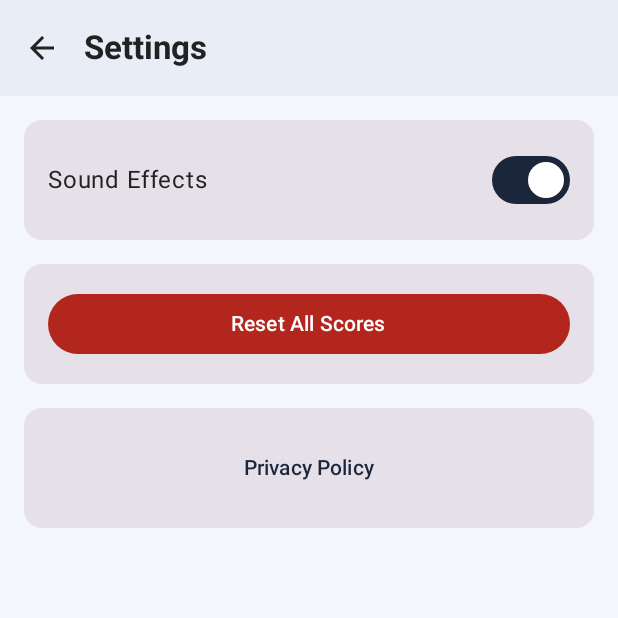
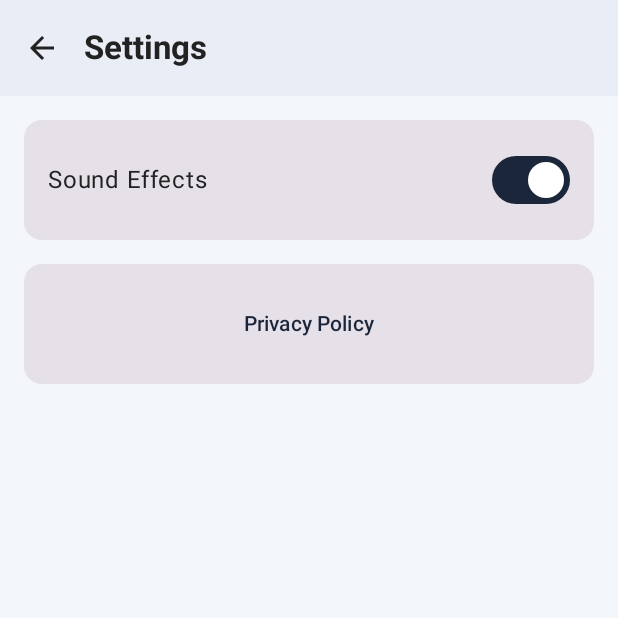
Before and after one commit to CryptidNewbie/Matchem, an Android app built with Jetpack Compose: the SettingsScreen screen opened through its navigation route, on a phone screen of 412 x 824 dp, the top half of it. Run offline under Robolectric (Android 15) with nearby library versions, the phone set to English and light mode, and no system bars; our stand-ins replace AdMob; 1 statement that could not run was skipped.

Commit message:
Remove all leaderboard functionality from the app
Co-authored-by: CryptidNewbie <178712707+CryptidNewbie@users.noreply.github.com>

```diff
--- a/app/src/main/java/com/cryptidnewbie/matchem/ui/Navigation.kt
+++ b/app/src/main/java/com/cryptidnewbie/matchem/ui/Navigation.kt
@@ -19,7 +19,6 @@ sealed class Screen(val route: String) {
             "game_over/${difficulty.name}/$moves/$time"
     }
     object Settings : Screen("settings")
-    object Leaderboards : Screen("leaderboards")
     object CardShop : Screen("card_shop")
 }
 
@@ -34,7 +33,6 @@ fun MatchEmNavigation(
         composable(Screen.MainMenu.route) {
             MainMenuScreen(
                 onPlayClick = { navController.navigate(Screen.DifficultySelection.route) },
-                onLeaderboardsClick = { navController.navigate(Screen.Leaderboards.route) },
                 onSettingsClick = { navController.navigate(Screen.Settings.route) },
                 onCardShopClick = { navController.navigate(Screen.CardShop.route) }
             )
@@ -94,12 +92,6 @@ fun MatchEmNavigation(
             )
         }
 
-        composable(Screen.Leaderboards.route) {
-            LeaderboardsScreen(
-                onBackClick = { navController.popBackStack() }
-            )
-        }
-
         composable(Screen.CardShop.route) {
             CardShopScreen(
                 onBackClick = { navController.popBackStack() }
--- a/app/src/main/java/com/cryptidnewbie/matchem/ui/screens/MainMenuScreen.kt
+++ b/app/src/main/java/com/cryptidnewbie/matchem/ui/screens/MainMenuScreen.kt
@@ -4,7 +4,7 @@ import androidx.compose.foundation.Image
 import androidx.compose.foundation.layout.*
 import androidx.compose.foundation.shape.RoundedCornerShape
 import androidx.compose.material.icons.Icons
-import androidx.compose.material.icons.filled.Leaderboard
+
 import androidx.compose.material.icons.filled.Settings
 import androidx.compose.material.icons.filled.ShoppingCart
 import androidx.compose.material3.*
@@ -25,7 +25,6 @@ import com.cryptidnewbie.matchem.ui.ads.BannerAdView
 @Composable
 fun MainMenuScreen(
     onPlayClick: () -> Unit,
-    onLeaderboardsClick: () -> Unit,
     onSettingsClick: () -> Unit,
     onCardShopClick: () -> Unit
 ) {
@@ -128,21 +127,6 @@ fun MainMenuScreen(
                         }
 
                         FilledTonalButton(
-                            onClick = onLeaderboardsClick,
-                            modifier = Modifier
-                                .fillMaxWidth()
-                                .height(48.dp),
-                            shape = RoundedCornerShape(16.dp)
-                        ) {
-                            Icon(Icons.Default.Leaderboard, contentDescription = "Leaderboards")
-                            Spacer(Modifier.width(8.dp))
-                            Text(
-                                text = stringResource(R.string.leaderboards),
-                                style = MaterialTheme.typography.titleMedium
-                            )
-                        }
-
-                        FilledTonalButton(
                             onClick = onCardShopClick,
                             modifier = Modifier
                                 .fillMaxWidth()
--- a/app/src/main/java/com/cryptidnewbie/matchem/ui/screens/SettingsScreen.kt
+++ b/app/src/main/java/com/cryptidnewbie/matchem/ui/screens/SettingsScreen.kt
@@ -21,7 +21,6 @@ fun SettingsScreen(
     onBackClick: () -> Unit
 ) {
     var soundEnabled by remember { mutableStateOf(true) }
-    var showResetDialog by remember { mutableStateOf(false) }
 
     Box(modifier = Modifier.fillMaxSize()) {
         Box(modifier = Modifier.fillMaxSize()) {
@@ -83,24 +82,6 @@ fun SettingsScreen(
                                 .fillMaxWidth()
                                 .padding(16.dp)
                         ) {
-                            Button(
-                                onClick = { showResetDialog = true },
-                                modifier = Modifier.fillMaxWidth(),
-                                colors = ButtonDefaults.buttonColors(
-                                    containerColor = MaterialTheme.colorScheme.error
-                                )
-                            ) {
-                                Text(stringResource(R.string.reset_scores))
-                            }
-                        }
-                    }
-
-                    Card {
-                        Column(
-                            modifier = Modifier
-                                .fillMaxWidth()
-                                .padding(16.dp)
-                        ) {
                             TextButton(
                                 onClick = { /* TODO: Open privacy policy */ },
                                 modifier = Modifier.fillMaxWidth()
@@ -112,31 +93,5 @@ fun SettingsScreen(
                 }
             }
         }
-
-        if (showResetDialog) {
-            AlertDialog(
-                onDismissRequest = { showResetDialog = false },
-                title = { Text(stringResource(R.string.reset_scores)) },
-                text = { Text(stringResource(R.string.reset_confirmation)) },
-                confirmButton = {
-                    Button(
-                        onClick = {
-                            // TODO: Reset scores
-                            showResetDialog = false
-                        },
-                        colors = ButtonDefaults.buttonColors(
-                            containerColor = MaterialTheme.colorScheme.error
-                        )
-                    ) {
-                        Text(stringResource(R.string.yes))
-                    }
-                },
-                dismissButton = {
-                    TextButton(onClick = { showResetDialog = false }) {
-                        Text(stringResource(R.string.no))
-                    }
-                }
-            )
-        }
     }
 }
--- a/app/src/main/res/values/strings.xml
+++ b/app/src/main/res/values/strings.xml
@@ -2,7 +2,6 @@
 <resources>
     <string name="app_name">Match\'em</string>
     <string name="play">Play</string>
-    <string name="leaderboards">Leaderboards</string>
     <string name="settings">Settings</string>
     <string name="card_shop">Card Shop</string>
     <string name="easy">Easy</string>
@@ -16,15 +15,11 @@
     <string name="play_again">Play Again</string>
     <string name="main_menu">Main Menu</string>
     <string name="sound_effects">Sound Effects</string>
-    <string name="reset_scores">Reset All Scores</string>
     <string name="privacy_policy">Privacy Policy</string>
-    <string name="fastest_time">Fastest Time</string>
-    <string name="fewest_moves">Fewest Moves</string>
     <string name="purchase">Purchase</string>
     <string name="equipped">Equipped</string>
     <string name="restore_purchases">Restore Purchases</string>
     <string name="unlock_all">Unlock All</string>
-    <string name="reset_confirmation">Are you sure you want to reset all scores? This action cannot be undone.</string>
     <string name="yes">Yes</string>
     <string name="no">No</string>
     <string name="card_flipped">Card flipped</string>
```
Also changed, not shown: app/src/main/java/com/cryptidnewbie/matchem/data/GameData.kt (+0 -8 lines), app/src/main/java/com/cryptidnewbie/matchem/data/GameRepository.kt (+0 -53 lines), app/src/main/java/com/cryptidnewbie/matchem/ui/screens/LeaderboardsScreen.kt (deleted, +0 -142 lines), 1 other file.
